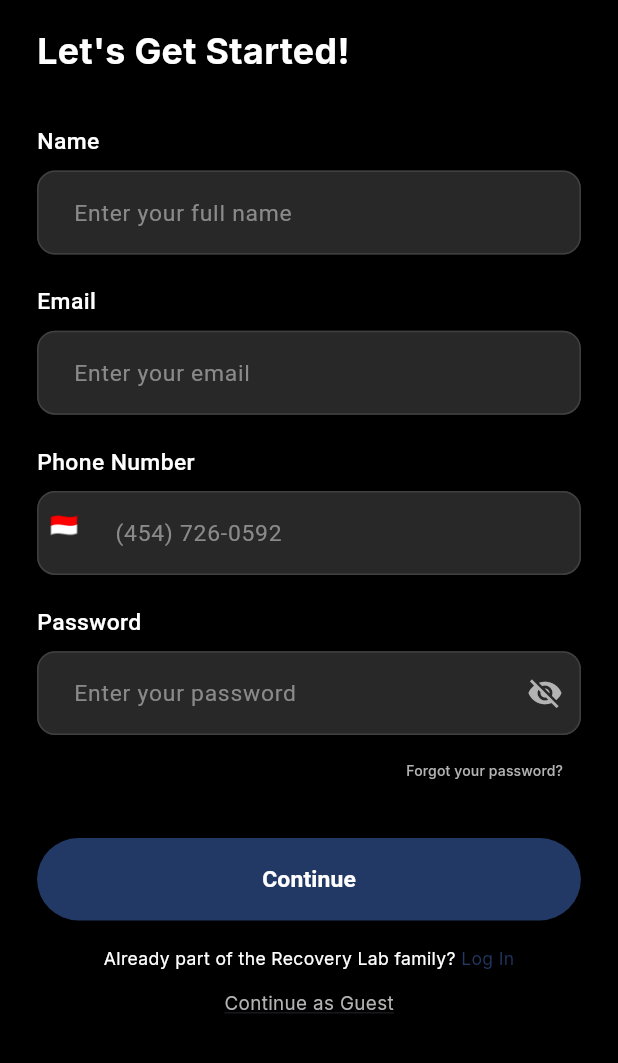
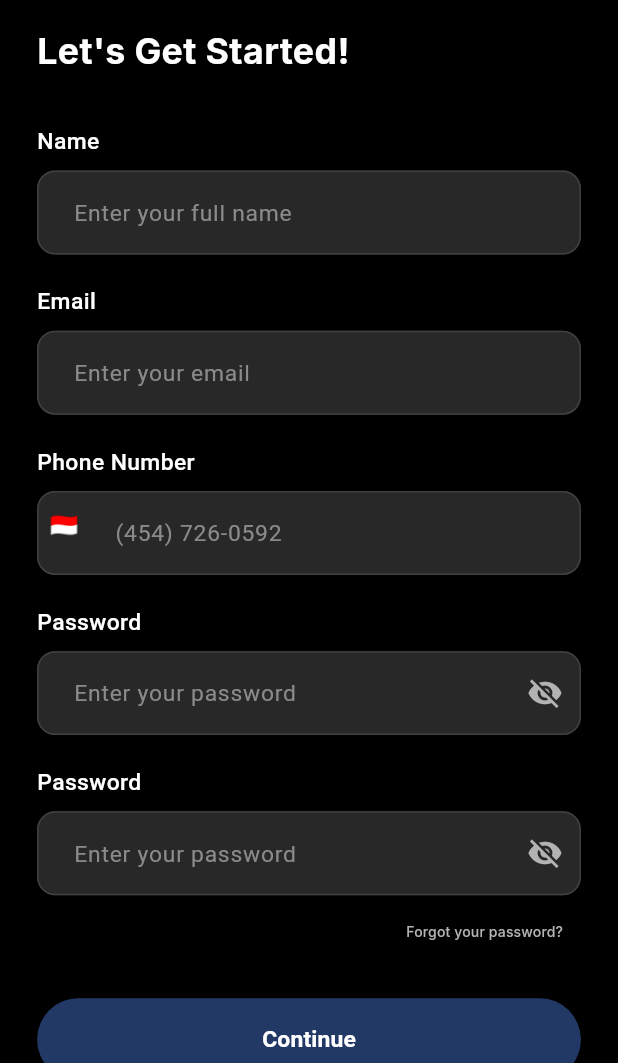
Before and after one commit to ahmedabouelela1/recoverylab_front, a Flutter app: the SignupPage screen opened by its route, on a phone screen of 412 x 824 dp, the part 173-1236 px from its top. Run offline on Flutter 3.47's test engine with Material 3 defaults, Android fonts, the phone set to English and light mode, and no system bars; our stand-ins replace dotted_line, font_awesome_flutter, google_fonts, sizer; accounts and stored records are empty.

Commit message:
final touches before initial release

```diff
--- a/lib/views/user_view/bookings/booking_page_one.dart
+++ b/lib/views/user_view/bookings/booking_page_one.dart
@@ -1,19 +1,14 @@
 import 'package:flutter/material.dart';
 import 'package:google_fonts/google_fonts.dart';
 import 'package:sizer/sizer.dart';
-
-// Assuming these are your custom imports and models
 import 'package:recoverylab_front/configurations/colors.dart';
 import 'package:recoverylab_front/models/booking_model.dart';
 import 'package:recoverylab_front/models/staff_member_model.dart';
-// 🔑 Import the next pages/screens
 import 'package:recoverylab_front/views/user_view/bookings/booking_page_three.dart';
 import 'package:recoverylab_front/views/user_view/bookings/booking_page_two.dart';
 import 'package:recoverylab_front/views/user_view/bookings/booking_success_page.dart';
 import 'package:recoverylab_front/views/user_view/bookings/staff_details_page.dart';
 
-// --- MOCK DATA SETUP ---
-// 🔑 FIX: Get the full reviews list from the model
 final List<Map<String, dynamic>> _laylaReviews = mockLayla.reviews;
 final List<Map<String, dynamic>> _emptyReviews =
     []; // Use this for staff without mock data
--- a/lib/views/user_view/bookings/booking_success_page.dart
+++ b/lib/views/user_view/bookings/booking_success_page.dart
@@ -18,7 +18,7 @@
   void initState() {
     super.initState();
     // Start a timer to pop the page after 5 seconds
-    Future.delayed(const Duration(seconds: 5), () {
+    Future.delayed(const Duration(seconds: 2), () {
       if (mounted) {
         // Pop back to the main app screen (or whatever screen is appropriate)
         Navigator.pushNamed(context, Routes.mainScreen);
--- a/lib/views/user_view/bookings/widget/booking_card.dart
+++ b/lib/views/user_view/bookings/widget/booking_card.dart
@@ -194,7 +194,7 @@
                     // Use the custom stroke color or fallback
                     side: BorderSide(color: strokeBorderColor),
                     shape: RoundedRectangleBorder(
-                      borderRadius: BorderRadius.circular(8),
+                      borderRadius: BorderRadius.circular(30.sp),
                     ),
                     padding: EdgeInsets.symmetric(vertical: 1.5.h),
                     backgroundColor: Colors.transparent,
@@ -216,7 +216,7 @@
                   style: ElevatedButton.styleFrom(
                     backgroundColor: AppColors.primary,
                     shape: RoundedRectangleBorder(
-                      borderRadius: BorderRadius.circular(8),
+                      borderRadius: BorderRadius.circular(30.sp),
                     ),
                     padding: EdgeInsets.symmetric(vertical: 1.5.h),
                   ),
--- a/lib/views/user_view/login/welcome_page.dart
+++ b/lib/views/user_view/login/welcome_page.dart
@@ -41,7 +41,7 @@
               children: [
                 SizedBox(height: 2.h),
                 Text(
-                  "Welcome Back !",
+                  "Welcome Back!",
                   style: GoogleFonts.inter(
                     fontSize: 17.sp,
                     fontWeight: FontWeight.w400,
@@ -162,12 +162,12 @@
                     children: [
                       TextSpan(
                         text: "Terms ",
-                        style: TextStyle(color: AppColors.primary),
+                        style: TextStyle(color: AppColors.info),
                       ),
                       const TextSpan(text: "and "),
                       TextSpan(
                         text: "Privacy Policy.",
-                        style: TextStyle(color: AppColors.primary),
+                        style: TextStyle(color: AppColors.info),
                       ),
                     ],
                   ),
--- a/lib/views/user_view/packages/packages_details_page.dart
+++ b/lib/views/user_view/packages/packages_details_page.dart
@@ -181,6 +181,7 @@
         child: AppButton(
           label: "Book Now",
           width: double.infinity,
+          borderRadius: 40.sp,
           size: AppButtonSize.large,
           onPressed: () {
             // Reverted to having NO navigation
--- a/lib/views/user_view/packages/widgets/combo_card.dart
+++ b/lib/views/user_view/packages/widgets/combo_card.dart
@@ -186,7 +186,7 @@
                       label: "Book now",
                       onPressed: onBookNow,
                       size: AppButtonSize.medium,
-                      borderRadius: 8,
+                      borderRadius: 100,
                       width: 30.w, // let the button itself control width
                     ),
                   ],
--- a/lib/views/user_view/packages/widgets/membership_card.dart
+++ b/lib/views/user_view/packages/widgets/membership_card.dart
@@ -180,7 +180,7 @@
                       label: "Book now",
                       onPressed: onBookNow,
                       size: AppButtonSize.medium,
-                      borderRadius: 8,
+                      borderRadius: 100,
                       width: 30.w,
                     ),
                   ],
--- a/lib/views/user_view/packages/widgets/package_card.dart
+++ b/lib/views/user_view/packages/widgets/package_card.dart
@@ -182,7 +182,7 @@
                       label: "Book now",
                       onPressed: onBookNow,
                       size: AppButtonSize.medium,
-                      borderRadius: 8,
+                      borderRadius: 100,
                       width: 30.w, // consistent with ComboCard
                     ),
                   ],
--- a/lib/views/user_view/registeration/signup_step1.dart
+++ b/lib/views/user_view/registeration/signup_step1.dart
@@ -100,6 +100,26 @@
               ),
               SizedBox(height: 2.5.h),
 
+              AppTextField(
+                label: "Password",
+                hintText: "Enter your password",
+                controller: passwordController,
+                obscureText: obscurePassword,
+                size: AppTextFieldSize.large,
+                borderColor: AppColors.textFieldBorder,
+                fillColor: AppColors.textFieldBackground,
+                textColor: AppColors.textPrimary,
+                suffixIcon: Icon(
+                  obscurePassword ? Icons.visibility_off : Icons.visibility,
+                  color: AppColors.textSecondary,
+                ),
+                onSuffixTap: () {
+                  setState(() {
+                    obscurePassword = !obscurePassword;
+                  });
+                },
+              ),
+              SizedBox(height: 2.5.h),
               // Password
               AppTextField(
                 label: "Password",
@@ -157,7 +177,7 @@
                     "Already part of the Recovery Lab family? ",
                     style: GoogleFonts.inter(
                       fontSize: 14.sp,
-                      color: AppColors.textPrimary,
+                      color: AppColors.strokeBorder,
                     ),
                   ),
                   GestureDetector(
@@ -166,7 +186,7 @@
                       "Log In",
                       style: GoogleFonts.inter(
                         fontSize: 14.sp,
-                        color: AppColors.primary,
+                        color: AppColors.secondary,
                       ),
                     ),
                   ),
@@ -220,12 +240,12 @@
         children: [
           TextSpan(
             text: "Terms ",
-            style: TextStyle(color: AppColors.primary),
+            style: TextStyle(color: AppColors.secondary),
           ),
           const TextSpan(text: "and "),
           TextSpan(
             text: "Privacy Policy.",
-            style: TextStyle(color: AppColors.primary),
+            style: TextStyle(color: AppColors.secondary),
           ),
         ],
       ),
--- a/lib/views/user_view/registeration/signup_step2.dart
+++ b/lib/views/user_view/registeration/signup_step2.dart
@@ -261,12 +261,12 @@
         children: [
           TextSpan(
             text: "Terms ",
-            style: TextStyle(color: AppColors.primary),
+            style: TextStyle(color: AppColors.secondary),
           ),
           const TextSpan(text: "and "),
           TextSpan(
             text: "Privacy Policy.",
-            style: TextStyle(color: AppColors.primary),
+            style: TextStyle(color: AppColors.secondary),
           ),
         ],
       ),
```
Also changed, not shown: lib/views/user_view/home/home.dart (+27 -4 lines), lib/views/user_view/login/login_page.dart (+29 -4 lines), lib/views/user_view/onboarding/splash_screen.dart (+41 -5 lines), 11 other files.
